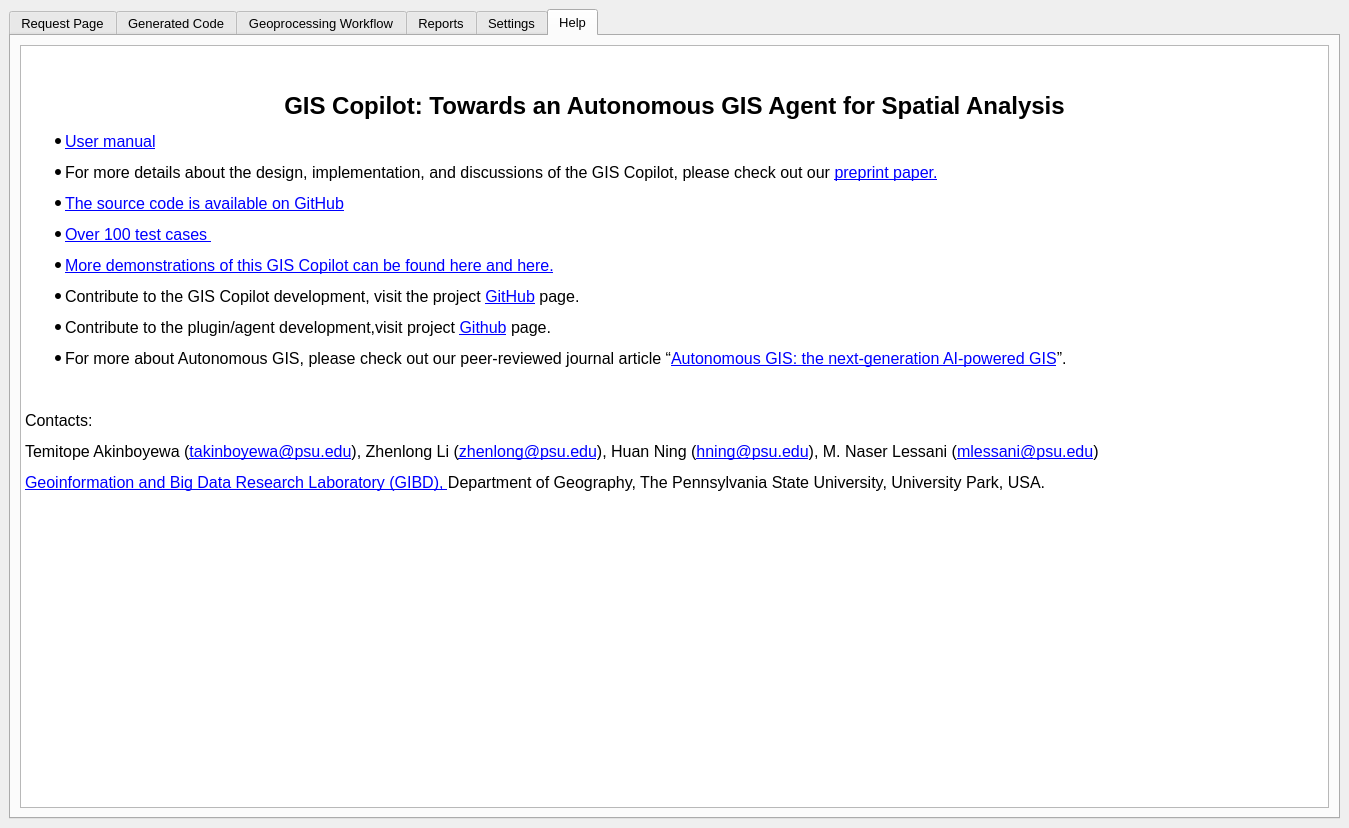
Before: the Qt Designer form SpatialAnalysisAgent_dockwidget_base.ui in xiaobing318/SpatialAnalysisAgent, drawn with Qt 5.
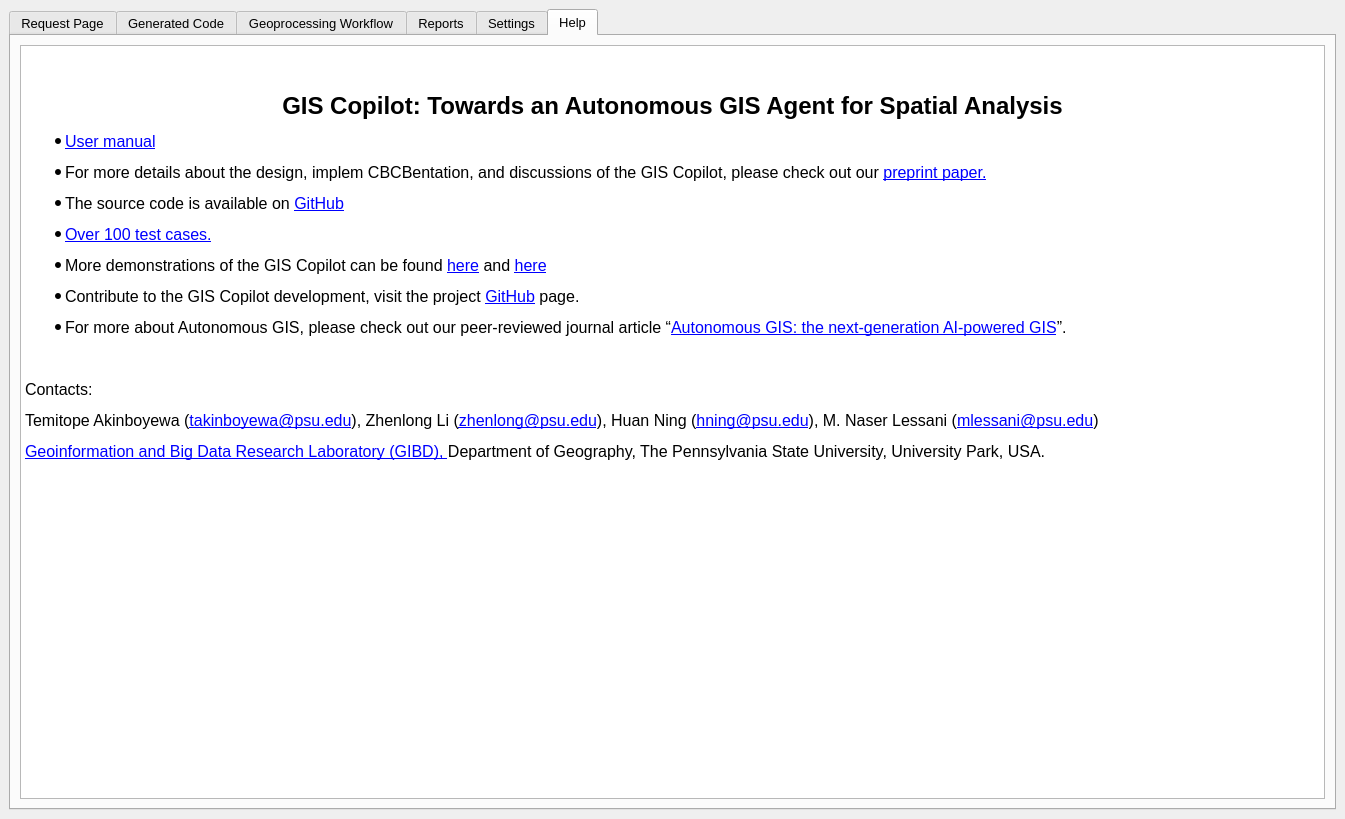
After: the same form once the commit is applied. The open tabs and pages were chosen to show the change. Custom widgets are drawn as their Qt base class.

```diff
--- a/SpatialAnalysisAgent_dockwidget_base.ui
+++ b/SpatialAnalysisAgent_dockwidget_base.ui
@@ -6,8 +6,8 @@
    <rect>
     <x>0</x>
     <y>0</y>
-    <width>1349</width>
-    <height>828</height>
+    <width>1345</width>
+    <height>819</height>
    </rect>
   </property>
   <property name="sizePolicy">
@@ -1032,7 +1032,7 @@
        <layout class="QGridLayout" name="gridLayout_8">
         <item row="0" column="0">
          <layout class="QGridLayout" name="gridLayout_7">
-          <item row="0" column="1">
+          <item row="0" column="0">
            <widget class="QTextBrowser" name="textBrowser_2">
             <property name="html">
              <string>&lt;!DOCTYPE HTML PUBLIC &quot;-//W3C//DTD HTML 4.0//EN&quot; &quot;http://www.w3.org/TR/REC-html40/strict.dtd&quot;&gt;
@@ -1043,13 +1043,12 @@
 &lt;p style=&quot; margin-top:0px; margin-bottom:0px; margin-left:0px; margin-right:0px; -qt-block-indent:0; text-indent:0px;&quot;&gt;&lt;span style=&quot; font-family:'MS Shell Dlg 2'; font-size:9.75pt;&quot;&gt;    &lt;/span&gt;&lt;/p&gt;
 &lt;p align=&quot;center&quot; style=&quot; margin-top:12px; margin-bottom:12px; margin-left:0px; margin-right:0px; -qt-block-indent:0; text-indent:0px;&quot;&gt;&lt;span style=&quot; font-family:'MS Shell Dlg 2','sans-serif'; font-size:18pt; font-weight:600;&quot;&gt;GIS Copilot: Towards an Autonomous GIS Agent for Spatial Analysis&lt;/span&gt;&lt;/p&gt;
 &lt;ul style=&quot;margin-top: 0px; margin-bottom: 0px; margin-left: 0px; margin-right: 0px; -qt-list-indent: 1;&quot;&gt;&lt;li style=&quot; font-family:'MS Shell Dlg 2';&quot; style=&quot; margin-top:0px; margin-bottom:12px; margin-left:0px; margin-right:0px; -qt-block-indent:0; text-indent:0px;&quot;&gt;&lt;a href=&quot;https://github.com/Teakinboyewa/SpatialAnalysisAgent/blob/master/User_Manual.md&quot;&gt;&lt;span style=&quot; text-decoration: underline; color:#0000ff;&quot;&gt;User manual&lt;/span&gt;&lt;/a&gt; &lt;/li&gt;
-&lt;li style=&quot; font-family:'MS Shell Dlg 2';&quot; style=&quot; margin-top:0px; margin-bottom:12px; margin-left:0px; margin-right:0px; -qt-block-indent:0; text-indent:0px;&quot;&gt;&lt;span style=&quot; font-family:'Arial','sans-serif';&quot;&gt;For more details about the design, implementation, and discussions of the GIS Copilot, please check out our &lt;/span&gt;&lt;a href=&quot;https://www.researchgate.net/publication/385559384_GIS_Copilot_Towards_an_Autonomous_GIS_Agent_for_Spatial_Analysis&quot;&gt;&lt;span style=&quot; text-decoration: underline; color:#0000ff;&quot;&gt;preprint paper.&lt;/span&gt;&lt;/a&gt;&lt;/li&gt;
-&lt;li style=&quot; text-decoration: underline; color:#0000ff;&quot; style=&quot; margin-top:0px; margin-bottom:12px; margin-left:0px; margin-right:0px; -qt-block-indent:0; text-indent:0px;&quot;&gt;&lt;span style=&quot; font-family:'Arial','sans-serif';&quot;&gt;The source code is available on &lt;/span&gt;&lt;a href=&quot;https://github.com/Teakinboyewa/SpatialAnalysisAgent&quot;&gt;&lt;span style=&quot; font-family:'Arial','sans-serif';&quot;&gt;GitHub&lt;/span&gt;&lt;/a&gt;&lt;/li&gt;
-&lt;li style=&quot; font-family:'Arial','sans-serif'; text-decoration: underline; color:#0000ff;&quot; style=&quot; margin-top:0px; margin-bottom:12px; margin-left:0px; margin-right:0px; -qt-block-indent:0; text-indent:0px;&quot;&gt;&lt;a href=&quot;https://giscience.psu.edu/copilot_test/&quot;&gt;Over 100 test cases&lt;/a&gt; &lt;/li&gt;&lt;/ul&gt;
-&lt;ul style=&quot;margin-top: 0px; margin-bottom: 0px; margin-left: 0px; margin-right: 0px; -qt-list-indent: 1;&quot;&gt;&lt;li style=&quot; font-family:'MS Shell Dlg 2'; text-decoration: underline; color:#0000ff;&quot; style=&quot; margin-top:0px; margin-bottom:12px; margin-left:0px; margin-right:0px; -qt-block-indent:0; text-indent:0px;&quot;&gt;&lt;span style=&quot; font-family:'Arial','sans-serif';&quot;&gt;More demonstrations of this GIS Copilot can be found &lt;/span&gt;&lt;a href=&quot;https://giscience.psu.edu/gis-copilot-demonstrations/&quot;&gt;&lt;span style=&quot; font-family:'Arial','sans-serif';&quot;&gt;here&lt;/span&gt;&lt;/a&gt;&lt;span style=&quot; font-family:'Arial','sans-serif';&quot;&gt; and &lt;/span&gt;&lt;a href=&quot;https://github.com/Teakinboyewa/SpatialAnalysisAgent/blob/master/Case_Studies.md&quot;&gt;&lt;span style=&quot; font-family:'Arial','sans-serif';&quot;&gt;here&lt;/span&gt;&lt;/a&gt;&lt;span style=&quot; font-family:'Arial','sans-serif';&quot;&gt;.&lt;/span&gt;&lt;/li&gt;
-&lt;li style=&quot; font-family:'MS Shell Dlg 2';&quot; style=&quot; margin-top:0px; margin-bottom:12px; margin-left:0px; margin-right:0px; -qt-block-indent:0; text-indent:0px;&quot;&gt;&lt;span style=&quot; font-family:'Arial','sans-serif';&quot;&gt;Contribute to the GIS Copilot development, visit the project &lt;/span&gt;&lt;a href=&quot;https://github.com/Teakinboyewa/SpatialAnalysisAgent.git&quot;&gt;&lt;span style=&quot; text-decoration: underline; color:#0000ff;&quot;&gt;GitHub&lt;/span&gt;&lt;/a&gt;&lt;span style=&quot; font-family:'Arial','sans-serif';&quot;&gt; page. &lt;/span&gt;&lt;/li&gt;&lt;/ul&gt;
-&lt;ul style=&quot;margin-top: 0px; margin-bottom: 0px; margin-left: 0px; margin-right: 0px; -qt-list-indent: 1;&quot;&gt;&lt;li style=&quot; font-family:'MS Shell Dlg 2';&quot; style=&quot; margin-top:0px; margin-bottom:12px; margin-left:0px; margin-right:0px; -qt-block-indent:0; text-indent:0px;&quot;&gt;Contribute to the plugin/agent development,visit project &lt;a href=&quot;https://github.com/Teakinboyewa/SpatialAnalysisAgent.git&quot;&gt;&lt;span style=&quot; text-decoration: underline; color:#0000ff;&quot;&gt;Github&lt;/span&gt;&lt;/a&gt; page. &lt;/li&gt;
-&lt;li style=&quot; font-family:'MS Shell Dlg 2';&quot; style=&quot; margin-top:0px; margin-bottom:12px; margin-left:0px; margin-right:0px; -qt-block-indent:0; text-indent:0px;&quot;&gt;&lt;span style=&quot; font-family:'Arial','sans-serif';&quot;&gt;For more about Autonomous GIS, please check out our peer-reviewed journal article “&lt;/span&gt;&lt;a href=&quot;https://doi.org/10.1080/17538947.2023.2278895&quot;&gt;&lt;span style=&quot; font-family:'Arial','sans-serif'; text-decoration: underline; color:#0000ff;&quot;&gt;Autonomous GIS: the next-generation AI-powered GIS&lt;/span&gt;&lt;/a&gt;&lt;span style=&quot; font-family:'Arial','sans-serif';&quot;&gt;”. &lt;/span&gt;&lt;/li&gt;&lt;/ul&gt;
+&lt;li style=&quot; font-family:'MS Shell Dlg 2';&quot; style=&quot; margin-top:0px; margin-bottom:12px; margin-left:0px; margin-right:0px; -qt-block-indent:0; text-indent:0px;&quot;&gt;&lt;span style=&quot; font-family:'Arial','sans-serif';&quot;&gt;For more details about the design, implem CBCBentation, and discussions of the GIS Copilot, please check out our &lt;/span&gt;&lt;a href=&quot;https://www.researchgate.net/publication/385559384_GIS_Copilot_Towards_an_Autonomous_GIS_Agent_for_Spatial_Analysis&quot;&gt;&lt;span style=&quot; text-decoration: underline; color:#0000ff;&quot;&gt;preprint paper.&lt;/span&gt;&lt;/a&gt;&lt;/li&gt;&lt;/ul&gt;
+&lt;ul style=&quot;margin-top: 0px; margin-bottom: 0px; margin-left: 0px; margin-right: 0px; -qt-list-indent: 1;&quot;&gt;&lt;li style=&quot; font-family:'MS Shell Dlg 2';&quot; style=&quot; margin-top:0px; margin-bottom:12px; margin-left:0px; margin-right:0px; -qt-block-indent:0; text-indent:0px;&quot;&gt;The source code is available on &lt;a href=&quot;https://github.com/Teakinboyewa/SpatialAnalysisAgent&quot;&gt;&lt;span style=&quot; text-decoration: underline; color:#0000ff;&quot;&gt;GitHub&lt;/span&gt;&lt;/a&gt;&lt;/li&gt;
+&lt;li style=&quot; font-family:'Arial','sans-serif';&quot; style=&quot; margin-top:0px; margin-bottom:12px; margin-left:0px; margin-right:0px; -qt-block-indent:0; text-indent:0px;&quot;&gt;&lt;a href=&quot;https://giscience.psu.edu/copilot_test/&quot;&gt;&lt;span style=&quot; text-decoration: underline; color:#0000ff;&quot;&gt;Over 100 test cases.&lt;/span&gt;&lt;/a&gt;&lt;/li&gt;&lt;/ul&gt;
+&lt;ul style=&quot;margin-top: 0px; margin-bottom: 0px; margin-left: 0px; margin-right: 0px; -qt-list-indent: 1;&quot;&gt;&lt;li style=&quot; font-family:'MS Shell Dlg 2';&quot; style=&quot; margin-top:0px; margin-bottom:12px; margin-left:0px; margin-right:0px; -qt-block-indent:0; text-indent:0px;&quot;&gt;&lt;span style=&quot; font-family:'Arial','sans-serif';&quot;&gt;More demonstrations of the GIS Copilot can be found &lt;/span&gt;&lt;a href=&quot;https://giscience.psu.edu/gis-copilot-demonstrations/&quot;&gt;&lt;span style=&quot; text-decoration: underline; color:#0000ff;&quot;&gt;here&lt;/span&gt;&lt;/a&gt;&lt;span style=&quot; font-family:'Arial','sans-serif';&quot;&gt; and &lt;/span&gt;&lt;a href=&quot;https://github.com/Teakinboyewa/SpatialAnalysisAgent/blob/master/Case_Studies.md&quot;&gt;&lt;span style=&quot; text-decoration: underline; color:#0000ff;&quot;&gt;here&lt;/span&gt;&lt;/a&gt;&lt;/li&gt;&lt;/ul&gt;
+&lt;ul style=&quot;margin-top: 0px; margin-bottom: 0px; margin-left: 0px; margin-right: 0px; -qt-list-indent: 1;&quot;&gt;&lt;li style=&quot; font-family:'Arial','sans-serif';&quot; style=&quot; margin-top:0px; margin-bottom:12px; margin-left:0px; margin-right:0px; -qt-block-indent:0; text-indent:0px;&quot;&gt;Contribute to the GIS Copilot development, visit the project &lt;a href=&quot;https://github.com/Teakinboyewa/SpatialAnalysisAgent.git&quot;&gt;&lt;span style=&quot; font-family:'MS Shell Dlg 2'; text-decoration: underline; color:#0000ff;&quot;&gt;GitHub&lt;/span&gt;&lt;/a&gt; page. &lt;/li&gt;&lt;/ul&gt;
+&lt;ul style=&quot;margin-top: 0px; margin-bottom: 0px; margin-left: 0px; margin-right: 0px; -qt-list-indent: 1;&quot;&gt;&lt;li style=&quot; font-family:'MS Shell Dlg 2';&quot; style=&quot; margin-top:0px; margin-bottom:12px; margin-left:0px; margin-right:0px; -qt-block-indent:0; text-indent:0px;&quot;&gt;&lt;span style=&quot; font-family:'Arial','sans-serif';&quot;&gt;For more about Autonomous GIS, please check out our peer-reviewed journal article “&lt;/span&gt;&lt;a href=&quot;https://doi.org/10.1080/17538947.2023.2278895&quot;&gt;&lt;span style=&quot; font-family:'Arial','sans-serif'; text-decoration: underline; color:#0000ff;&quot;&gt;Autonomous GIS: the next-generation AI-powered GIS&lt;/span&gt;&lt;/a&gt;&lt;span style=&quot; font-family:'Arial','sans-serif';&quot;&gt;”. &lt;/span&gt;&lt;/li&gt;&lt;/ul&gt;
 &lt;p style=&quot; margin-top:12px; margin-bottom:12px; margin-left:0px; margin-right:0px; -qt-block-indent:0; text-indent:0px;&quot;&gt;&lt;span style=&quot; font-family:'MS Shell Dlg 2';&quot;&gt;  &lt;/span&gt;&lt;/p&gt;
 &lt;p style=&quot; margin-top:12px; margin-bottom:12px; margin-left:0px; margin-right:0px; -qt-block-indent:0; text-indent:0px;&quot;&gt;&lt;span style=&quot; font-family:'MS Shell Dlg 2';&quot;&gt;Contacts: &lt;/span&gt;&lt;/p&gt;
 &lt;p style=&quot; margin-top:12px; margin-bottom:12px; margin-left:0px; margin-right:0px; -qt-block-indent:0; text-indent:0px;&quot;&gt;&lt;span style=&quot; font-family:'MS Shell Dlg 2';&quot;&gt;Temitope Akinboyewa (&lt;/span&gt;&lt;a href=&quot;mailto:takinboyewa@psu.edu&quot;&gt;&lt;span style=&quot; font-family:'MS Shell Dlg 2'; text-decoration: underline; color:#0000ff;&quot;&gt;takinboyewa@psu.edu&lt;/span&gt;&lt;/a&gt;&lt;span style=&quot; font-family:'MS Shell Dlg 2';&quot;&gt;), Zhenlong Li (&lt;/span&gt;&lt;a href=&quot;mailto:zhenlong@psu.edu&quot;&gt;&lt;span style=&quot; font-family:'MS Shell Dlg 2'; text-decoration: underline; color:#0000ff;&quot;&gt;zhenlong@psu.edu&lt;/span&gt;&lt;/a&gt;&lt;span style=&quot; font-family:'MS Shell Dlg 2';&quot;&gt;), Huan Ning (&lt;/span&gt;&lt;a href=&quot;mailto:hning@psu.edu&quot;&gt;&lt;span style=&quot; font-family:'MS Shell Dlg 2'; text-decoration: underline; color:#0000ff;&quot;&gt;hning@psu.edu&lt;/span&gt;&lt;/a&gt;&lt;span style=&quot; font-family:'MS Shell Dlg 2';&quot;&gt;), M. Naser Lessani (&lt;/span&gt;&lt;a href=&quot;mailto:mlessani@psu.edu&quot;&gt;&lt;span style=&quot; font-family:'MS Shell Dlg 2'; text-decoration: underline; color:#0000ff;&quot;&gt;mlessani@psu.edu&lt;/span&gt;&lt;/a&gt;&lt;span style=&quot; font-family:'MS Shell Dlg 2';&quot;&gt;)&lt;/span&gt;&lt;/p&gt;
```
Left out of the diff: 2 changed lines with no effect on the pictures.
